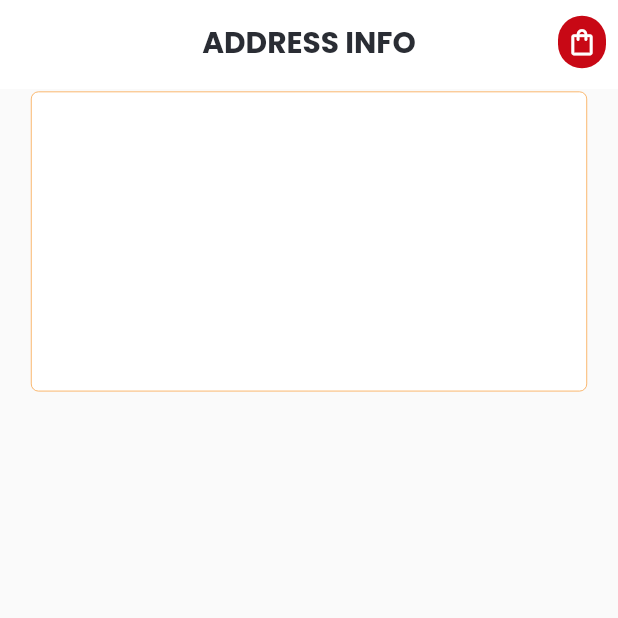
After one commit to kennedyowusu/cjays_apparel_mobile, a Flutter app: the AddAddressScreen screen opened by its route, on a phone screen of 412 x 824 dp, the top half of it. The commit adds this screen. Run offline on Flutter 3.47's test engine with Material 2 defaults, Android fonts, the phone set to English and light mode, and no system bars; our stand-ins replace community_material_icon, flutter_secure_storage, flutter_spinkit, flutter_svg, geocoding, geolocator and 4 more; accounts and stored records are empty; network calls fail.

Commit message:
add loc model, loc, controller & repo, add screen, logic to decide user has address set or not so to route the user to the appropriate screen

```diff
--- /dev/null
+++ b/lib/controllers/location_controller.dart
@@ -0,0 +1,26 @@
+import 'package:cjays/data/repository/location_repo.dart';
+import 'package:cjays/models/address_model.dart';
+import 'package:geocoding/geocoding.dart';
+import 'package:geolocator/geolocator.dart';
+import 'package:get/get.dart';
+
+class LocationController extends GetxController implements GetxService {
+  LocationRepository locationRepository;
+
+  LocationController({required this.locationRepository});
+
+  bool isLoading = false;
+  late Position position;
+  late Position pickPosition;
+  Placemark placeMark = Placemark();
+  Placemark pickPlaceMark = Placemark();
+  List<AddressModel> addressList = [];
+  late List<AddressModel> allAddressList = [];
+  List<String> addressTypeList = [
+    'Home',
+    'Office',
+    'Other',
+  ];
+  int addressTypeIndex = 0;
+  late Map<String, dynamic> getAddress;
+}
--- /dev/null
+++ b/lib/data/repository/location_repo.dart
@@ -0,0 +1,9 @@
+import 'package:cjays/data/api/api_client.dart';
+import 'package:shared_preferences/shared_preferences.dart';
+
+class LocationRepository {
+  ApiClient apiClient;
+  final SharedPreferences preferences;
+
+  LocationRepository({required this.apiClient, required this.preferences});
+}
--- a/lib/helpers/dependencies.dart
+++ b/lib/helpers/dependencies.dart
@@ -1,6 +1,7 @@
 import 'package:cjays/controllers/auth/auth_controller.dart';
 import 'package:cjays/controllers/cart_controller.dart';
 import 'package:cjays/controllers/category_controller.dart';
+import 'package:cjays/controllers/location_controller.dart';
 import 'package:cjays/controllers/product_controller.dart';
 import 'package:cjays/controllers/recommended_controller.dart';
 import 'package:cjays/controllers/user_controller.dart';
@@ -8,6 +9,7 @@ import 'package:cjays/data/api/api_client.dart';
 import 'package:cjays/data/repository/auth_repo.dart';
 import 'package:cjays/data/repository/cart_repo.dart';
 import 'package:cjays/data/repository/category_repo.dart';
+import 'package:cjays/data/repository/location_repo.dart';
 import 'package:cjays/data/repository/product_category_repo.dart';
 import 'package:cjays/data/repository/recommended_repo.dart';
 import 'package:cjays/data/repository/user_repo.dart';
@@ -49,6 +51,9 @@ Future<void> init() async {
 
   Get.lazyPut(() => RecommendedRepository(apiClient: Get.find()));
 
+  Get.lazyPut(
+      () => LocationRepository(apiClient: Get.find(), preferences: Get.find()));
+
   // Controllers
   Get.lazyPut(
       () => AuthenticationController(authenticationRepository: Get.find()));
@@ -64,4 +69,5 @@ Future<void> init() async {
   Get.lazyPut(() => CategoryController(categoryRepository: Get.find()));
   Get.lazyPut(() => CartController(cartRepository: Get.find()));
   Get.lazyPut(() => RecommendedController(recommendedRepository: Get.find()));
+  Get.lazyPut(() => LocationController(locationRepository: Get.find()));
 }
--- /dev/null
+++ b/lib/models/address_model.dart
@@ -0,0 +1,43 @@
+class AddressModel {
+  late int? id = 0;
+  late String addressType = '';
+  late String? contactPersonName = '';
+  late String? contactPersonNumber = '';
+  late String? address = '';
+  late String? latitude = '';
+  late String? longitude = '';
+
+  AddressModel({
+    this.id,
+    required this.addressType,
+    this.contactPersonName,
+    this.contactPersonNumber,
+    this.address,
+    this.latitude,
+    this.longitude,
+  });
+
+// From here, we are going to create a method to convert the JSON data to a Dart object.
+  AddressModel.fromJson(Map<String, dynamic> json) {
+    id = json['id'];
+    addressType = json['address_type'] ?? '';
+    contactPersonName = json['contact_person_name'] ?? '';
+    contactPersonNumber = json['contact_person_number'] ?? '';
+    address = json['address'];
+    latitude = json['latitude'];
+    longitude = json['longitude'];
+  }
+
+// Next, we are going to create a method to convert the Dart object to a JSON data.
+  Map<String, dynamic> toJson() {
+    final Map<String, dynamic> data = <String, dynamic>{};
+    data['id'] = id;
+    data['address_type'] = addressType;
+    data['contact_person_name'] = contactPersonName;
+    data['contact_person_number'] = contactPersonNumber;
+    data['address'] = address;
+    data['latitude'] = latitude;
+    data['longitude'] = longitude;
+    return data;
+  }
+}
--- a/lib/routes/routes_helper.dart
+++ b/lib/routes/routes_helper.dart
@@ -1,3 +1,4 @@
+import 'package:cjays/views/address/add_address.dart';
 import 'package:cjays/views/auth/signin/sign_in.dart';
 import 'package:cjays/views/auth/signup/sign_up_screen.dart';
 import 'package:cjays/views/cart/cart_screen.dart';
@@ -17,6 +18,8 @@ class RouteHelper {
   static const String loginScreen = '/login-screen';
   static const String registerScreen = '/register-screen';
 
+  static const addAddressScreen = '/add-address-screen';
+
   static getSplashScreen() => splashScreen;
   static getInitialRoute() => home;
   static getRecommendedRoute(int screenId, String screen) =>
@@ -27,6 +30,7 @@ class RouteHelper {
 
   static getLoginScreen() => loginScreen;
   static getRegisterScreen() => registerScreen;
+  static getAddAddressScreen() => addAddressScreen;
 
   static List<GetPage> routes = [
     GetPage(
@@ -74,5 +78,12 @@ class RouteHelper {
         return RegisterScreen();
       },
     ),
+    GetPage(
+      name: addAddressScreen,
+      page: () {
+        return AddAddressScreen();
+      },
+      transition: Transition.fadeIn,
+    ),
   ];
 }
--- /dev/null
+++ b/lib/views/address/add_address.dart
@@ -0,0 +1,114 @@
+import 'package:cjays/constants/colors.dart';
+import 'package:cjays/constants/styles.dart';
+import 'package:cjays/controllers/auth/auth_controller.dart';
+import 'package:cjays/controllers/location_controller.dart';
+import 'package:cjays/controllers/user_controller.dart';
+import 'package:cjays/widgets/project_icons.dart';
+import 'package:flutter/material.dart';
+import 'package:get/get.dart';
+import 'package:google_maps_flutter/google_maps_flutter.dart';
+
+class AddAddressScreen extends StatefulWidget {
+  const AddAddressScreen({super.key});
+
+  @override
+  State<AddAddressScreen> createState() => _AddAddressScreenState();
+}
+
+class _AddAddressScreenState extends State<AddAddressScreen> {
+  TextEditingController addressController = TextEditingController();
+  TextEditingController contactPersonNameController = TextEditingController();
+  TextEditingController contactPersonNumberController = TextEditingController();
+
+  late bool isLoggedIn;
+  CameraPosition cameraPosition =
+      CameraPosition(target: LatLng(0, 0), zoom: 15.0);
+  late LatLng initialLatLngPosition;
+
+  @override
+  void initState() {
+    super.initState();
+    isLoggedIn = Get.find<AuthenticationController>().isUserLoggedIn();
+
+    if (isLoggedIn && Get.find<UserController>().userModel == null) {
+      Get.find<UserController>().getUserData();
+    }
+    if (Get.find<LocationController>().addressList.isNotEmpty) {
+      cameraPosition = CameraPosition(
+          target: LatLng(
+              double.parse(
+                  Get.find<LocationController>().getAddress["latitude"]),
+              double.parse(
+                  Get.find<LocationController>().getAddress["longitude"])),
+          zoom: 15.0);
+
+      initialLatLngPosition = LatLng(
+          double.parse(Get.find<LocationController>().getAddress["latitude"]),
+          double.parse(Get.find<LocationController>().getAddress["longitude"]));
+    } else {
+      initialLatLngPosition = LatLng(0, 0);
+    }
+  }
+
+  @override
+  Widget build(BuildContext context) {
+    double height = MediaQuery.of(context).size.height;
+    double width = MediaQuery.of(context).size.width;
+    return SafeArea(
+      child: Scaffold(
+        appBar: PreferredSize(
+          preferredSize: Size.fromHeight(
+            60.0 * kMultiplier * height,
+          ),
+          child: AppBar(
+            title: Text(
+              "Address Info".toUpperCase(),
+              style: kTabBarItemFontStyle.copyWith(
+                fontSize: 20.0 * kMultiplier * height,
+                fontWeight: FontWeight.bold,
+                color: ProjectColors.kBlackColor,
+              ),
+            ),
+            automaticallyImplyLeading: false,
+            backgroundColor: ProjectColors.kWhiteColor,
+            actions: [
+              IconButton(
+                icon: ProjectIcon(
+                  icon: Icons.shopping_bag_outlined,
+                  color: ProjectColors.kWhiteColor,
+                ),
+                onPressed: () {},
+              ),
+            ],
+            centerTitle: true,
+            elevation: 0.0,
+          ),
+        ),
+        body: Padding(
+          padding: EdgeInsets.symmetric(
+            horizontal: width * 0.05,
+            vertical: height * 0.002,
+          ),
+          child: Column(
+            children: [
+              Container(
+                height: 200,
+                width: MediaQuery.of(context).size.width,
+                decoration: BoxDecoration(
+                  color: ProjectColors.kWhiteColor,
+                  borderRadius: BorderRadius.all(
+                    Radius.circular(5.0),
+                  ),
+                  border: Border.all(
+                    color: ProjectColors.kPrimaryColor,
+                    width: 0.5,
+                  ),
+                ),
+              )
+            ],
+          ),
+        ),
+      ),
+    );
+  }
+}
--- a/lib/views/cart/cart_screen.dart
+++ b/lib/views/cart/cart_screen.dart
@@ -1,10 +1,9 @@
 import 'package:cjays/constants/colors.dart';
-import 'package:cjays/constants/images.dart';
 import 'package:cjays/controllers/auth/auth_controller.dart';
 import 'package:cjays/controllers/cart_controller.dart';
+import 'package:cjays/controllers/location_controller.dart';
 import 'package:cjays/routes/routes_helper.dart';
 import 'package:cjays/widgets/medium_text.dart';
-import 'package:cjays/widgets/no_data_view.dart';
 import 'package:cjays/widgets/project_icons.dart';
 import 'package:flutter/material.dart';
 import 'package:get/get.dart';
@@ -130,6 +129,14 @@ class CartScreen extends StatelessWidget {
                               if (Get.find<AuthenticationController>()
                                   .isUserLoggedIn()) {
                                 cartController.addToHistory();
+
+                                if (Get.find<LocationController>()
+                                    .addressList
+                                    .isEmpty) {
+                                  Get.toNamed(
+                                    RouteHelper.getAddAddressScreen(),
+                                  );
+                                }
                               } else {
                                 Get.toNamed(RouteHelper.getLoginScreen());
                               }
--- a/lib/views/home/components/home_body.dart
+++ b/lib/views/home/components/home_body.dart
@@ -2,11 +2,9 @@ import 'package:cjays/constants/colors.dart';
 import 'package:cjays/constants/images.dart';
 import 'package:cjays/constants/sizes.dart';
 import 'package:cjays/constants/styles.dart';
-import 'package:cjays/controllers/cart_controller.dart';
 import 'package:cjays/controllers/category_controller.dart';
 import 'package:cjays/controllers/home.dart/home.dart';
 import 'package:cjays/controllers/product_controller.dart';
-import 'package:cjays/controllers/recommended_controller.dart';
 import 'package:cjays/routes/routes_helper.dart';
 import 'package:cjays/utils/app_constants.dart';
 import 'package:cjays/utils/secure_storage.dart';
```
